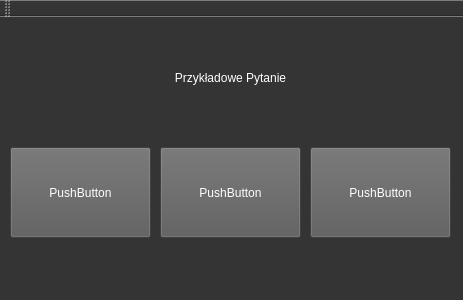
Old version of the form QuizApp/mainwindow.ui in the repository Juk3n/QuizApp.
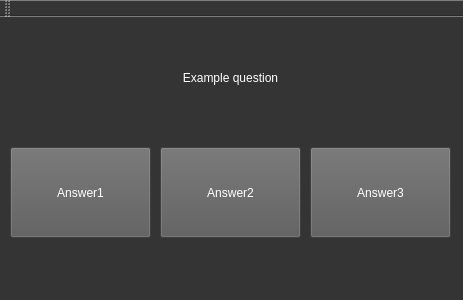
New version of the form.

Patch:
```diff
--- a/QuizApp/mainwindow.ui
+++ b/QuizApp/mainwindow.ui
@@ -31,7 +31,7 @@
      <string notr="true">background-color: rgb(90, 90, 90);</string>
     </property>
     <property name="text">
-     <string>PushButton</string>
+     <string>Answer1</string>
     </property>
    </widget>
    <widget class="QPushButton" name="pushButton_2">
@@ -47,7 +47,7 @@
      <string notr="true">background-color: rgb(90, 90, 90);</string>
     </property>
     <property name="text">
-     <string>PushButton</string>
+     <string>Answer2</string>
     </property>
    </widget>
    <widget class="QPushButton" name="pushButton_3">
@@ -63,7 +63,7 @@
      <string notr="true">background-color: rgb(90, 90, 90);</string>
     </property>
     <property name="text">
-     <string>PushButton</string>
+     <string>Answer3</string>
     </property>
    </widget>
    <widget class="QLabel" name="questionLabel">
@@ -76,11 +76,17 @@
      </rect>
     </property>
     <property name="text">
-     <string>Przykładowe Pytanie</string>
+     <string>Example question</string>
+    </property>
+    <property name="scaledContents">
+     <bool>false</bool>
     </property>
     <property name="alignment">
      <set>Qt::AlignCenter</set>
     </property>
+    <property name="wordWrap">
+     <bool>true</bool>
+    </property>
    </widget>
   </widget>
   <widget class="QMenuBar" name="menuBar">
```
Left out of the diff: 6 changed lines with no effect on the pictures.
